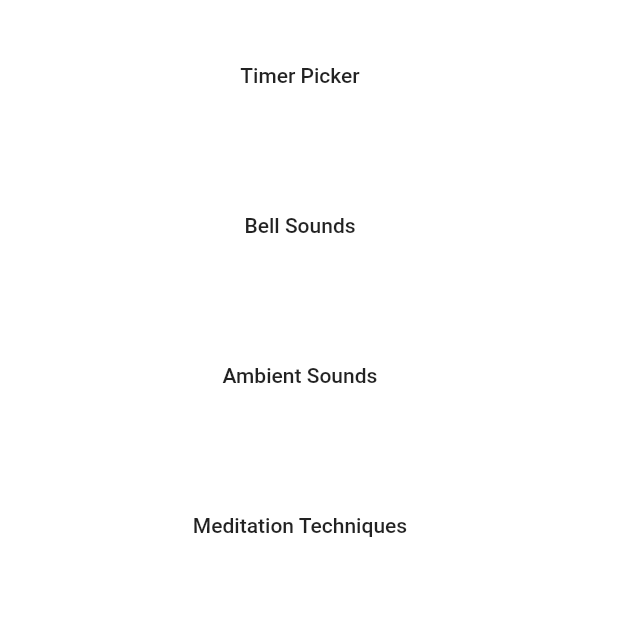
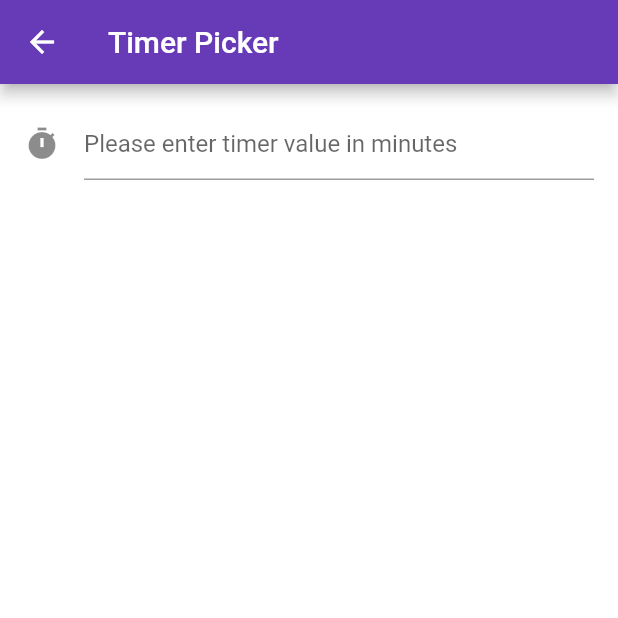
Before and after one commit to dscognitif/Sati_App, a Flutter app: the ThirdPage screen opened directly, after a tap on "Timer Picker", on a phone screen of 412 x 824 dp, the top half of it. Run offline on Flutter 3.47's test engine with Material 2 defaults, Android fonts, the phone set to English and light mode, and no system bars.

Commit message:
Text Field Implementation.

```diff
--- a/lib/widgets/FirstPage.dart
+++ b/lib/widgets/FirstPage.dart
@@ -19,7 +19,7 @@ String get timerString {
     super.initState();
     controller = AnimationController(
       vsync: this,
-      duration: Duration(minutes: 2),
+      duration: Duration(seconds: 2),
     );
   }
 
--- a/lib/widgets/ThirdPage.dart
+++ b/lib/widgets/ThirdPage.dart
@@ -1,21 +1,6 @@
 import 'package:flutter/material.dart';
 import 'package:flutter/cupertino.dart';
-
-// Where the settings page will be in the form of vertical buttons
-
-/* class TimerPicker extends StatelessWidget {
-  @override
-  Widget build(BuildContext context) {
-    return Scaffold(
-      body:Center(
-        child: CupertinoTimerPicker(
-          onTimerDurationChanged: (Duration value) {},
-        ),
-      ),
-    );
-  }
-} */
-
+import 'TimerPicker.dart';
 
 class ThirdPage extends StatelessWidget {
   @override
@@ -28,10 +13,12 @@ class ThirdPage extends StatelessWidget {
             minWidth: 400.0,
             height: 100.0,
             child: FlatButton(
-              onPressed: () {},
+              onPressed: () {
+                Navigator.push(context, TimerPickerPage());
+              },
               child: Text('Timer Picker'),
               color: Colors.white,
-              splashColor: Colors.lightBlue,
+              splashColor: Colors.deepPurpleAccent,
             ),
           ),
           ButtonTheme(
@@ -43,7 +30,7 @@ class ThirdPage extends StatelessWidget {
               },
               child: Text('Bell Sounds'),
               color: Colors.white,
-              splashColor: Colors.lightBlue,
+              splashColor: Colors.deepPurpleAccent,
             ),
           ),
           ButtonTheme(
@@ -55,7 +42,7 @@ class ThirdPage extends StatelessWidget {
               },
               child: Text('Ambient Sounds'),
               color: Colors.white,
-              splashColor: Colors.lightBlue,
+              splashColor: Colors.deepPurpleAccent,
             ),
           ),
           ButtonTheme(
@@ -67,7 +54,7 @@ class ThirdPage extends StatelessWidget {
               },
               child: const Text('Meditation Techniques'),
               color: Colors.white,
-              splashColor: Colors.lightBlue,
+              splashColor: Colors.deepPurpleAccent,
             ),
           ),
         ],
@@ -78,17 +65,34 @@ class ThirdPage extends StatelessWidget {
 
 // Implement the CupertinoTimerPicker which sets the duration of the Countdown Timer in main.dart
 
-/*
-class TimerPicker extends StatelessWidget {
-  return Scaffold(
-    Center(
-      CupertinoTimerPicker(
+/* class TimerPickerPage extends MaterialPageRoute<Null> {
+  TimerPickerPage()
+      : super(builder: (BuildContext context) {
+          return Scaffold(
+            appBar: AppBar(
+              title: Text("Timer Picker"),
+              backgroundColor: Colors.deepPurple,
+            ),
+            body: Container(
+              child: Center(
+                heightFactor: 10.0,
+                child: CupertinoTimerPicker(
+                  onTimerDurationChanged: (Duration value) {
+                   // If changed then the duration in the animated timer will change
+                  },
+                ),
+              ),
+            ),
+          );
+        });
+} */
 
-    ),
-    ),
-  );
+class TimerPickerPage extends MaterialPageRoute<Null> {
+  TimerPickerPage()
+      : super(builder: (BuildContext context) {
+          return TextFieldInput();
+        });
 }
-*/
 
 class BellSoundsPage extends MaterialPageRoute<Null> {
   BellSoundsPage()
@@ -138,7 +142,9 @@ class MeditationTechniquesPage extends MaterialPageRoute<Null> {
                           children: <Widget>[
                             FlatButton(
                               child: const Text('LEARN MORE'),
-                              onPressed: () {},
+                              onPressed: () {
+                                Navigator.push(context, MindfulnessMeditation());
+                              },
                             ),
                           ],
                         ),
@@ -200,6 +206,37 @@ class MeditationTechniquesPage extends MaterialPageRoute<Null> {
 
 // Pages within the Meditation Techniques that describe the Meditation Techniques
 
+
+class MindfulnessMeditation extends MaterialPageRoute<Null> {
+  MindfulnessMeditation()
+  : super(builder: (BuildContext context){
+    return Scaffold(
+      appBar: AppBar(
+        title: Text("Mindfulness Meditation"),
+        backgroundColor: Colors.deepPurple,
+      ),
+      body: Container(
+        padding: const EdgeInsets.all(15.0),
+        child: ListView(
+          children: <Widget>[
+            Text('Mindfulness meditation and Vipassana meditation are very similar and it takes a lot of inspiration from the Buddhist practise. Mindfulness meditation is a secular and therapeutic practise that is less connected with the teachings of Buddhism. In Vipassana, meditators operate within the framework of Buddhism while in Mindfulness meditation, practitioners do not need to operate in such a framework. It is one of the most popular forms of meditation and it is highly recommended to develop this practise if you are just starting out on meditation.'),
+            Text('                                                                                                           Steps:', style: TextStyle(fontWeight: FontWeight.bold), ),
+            Text('1. Sit comfortably, with your spine erect, either in a chair or cross-legged on a cushion.'),
+            Text('2. Close your eyes, take a few deep breaths, and feel the points of contact between your body and the chair or the floor. Notice the sensations associated with sitting—feelings of pressure, warmth, tingling, vibration, etc.'),
+            Text('3. Gradually become aware of the process of breathing. Pay attention to wherever you feel the breath most distinctly—either at your nostrils or in the rising and falling of your abdomen.'),
+            Text('4. Allow your attention to rest in the mere sensation of breathing. (You don’t have to control your breath. Just let it come and go naturally.'),
+            Text('5. Every time your mind wanders in thought, gently return it to the breath.'),
+            Text('6. As you focus on the process of breathing, you will also perceive sounds, bodily sensations, or emotions. Simply observe these phenomena as they appear in consciousness and then return to the breath.'),
+            Text('7. The moment you notice that you have been lost in thought, observe the present thought itself as an object of consciousness. Then return your attention to the breath—or to any sounds or sensations arising in the next moment.'),
+            Text('8. Continue in this way until you can merely witness all objects of consciousness—sights, sounds, sensations, emotions, even thoughts themselves—as they arise, change, and pass away.'),
+            Text('                                                                           Excerpt From: Sam Harris. “Waking Up: A Guide to Spirituality Without Religion”. '),
+          ],
+        ),
+      ),
+    );
+  });
+}
+
 class VipassanaMeditation extends MaterialPageRoute<Null> {
   VipassanaMeditation()
       : super(builder: (BuildContext context) {
@@ -209,13 +246,13 @@ class VipassanaMeditation extends MaterialPageRoute<Null> {
               backgroundColor: Colors.deepPurple,
             ),
             body: Container(
-               padding: const EdgeInsets.all(15.0),
+              padding: const EdgeInsets.all(15.0),
               child: ListView(
                 children: <Widget>[
                   Image.asset('assets/DharmaWheel.png'),
                   Text("Vipassana is the oldest of Buddhist meditation practices. The method comes directly from the Satipatthana Sutta [Foundations of Mindfulness], a discourse attributed to the Buddha himself. Vipassana means to see things as they really are or insight into the nature of existence; it is one of the most popular forms of meditation techniques as result of a growth in prominence in 20th century most notably by S.N Goenka and Joseph Goldstein. If you're just starting out on the practise of meditation, this is the go-to practise. "),
                   Text('                                                                                                           Steps:', style: TextStyle(fontWeight: FontWeight.bold),),
-                  Text('1. Sit down either on a chair or on a cushion. Make sure that the back is straight and erect yet relaxed. If on a cushion, sit in a cross legged posture. '),
+                  Text('1. Sit down either on a chair or on a cushion. Make sure that the back is straight and erect yet relaxed. If on a cushion, sit in a cross legged posture.'),
                   Text('2. Slowly close your eyes.'),
                   Text('3. Begin to be aware of the breath, by engaging in the practise of anapanasati (mindfulness of breathing). Focus all your attention, from moment to moment, to the movement of the breath.'),
                   Text('4. Begin to notice the rising and falling sensation of the abdomen. One can alternatively focus on the inhalation and exhalation of the nostrils.'),
--- /dev/null
+++ b/lib/widgets/TimerPicker.dart
@@ -0,0 +1,41 @@
+import 'package:flutter/material.dart';
+
+class TextFieldInput extends StatefulWidget {
+  @override
+  TextFieldInputState createState() => TextFieldInputState();
+}
+
+class TextFieldInputState extends State<TextFieldInput> {
+  TextEditingController timerController;
+
+  @override
+  void dispose() {
+    timerController.dispose();
+    super.dispose();
+  }
+
+ //  String
+
+
+  @override
+  Widget build(BuildContext context) {
+    return Scaffold(
+      appBar: AppBar(
+        title: Text("Timer Picker"),
+        backgroundColor: Colors.deepPurple,
+      ),
+      body: Padding(
+        padding: const EdgeInsets.all(16.0),
+        child: TextField(
+          keyboardType: TextInputType.number,
+          decoration: InputDecoration(
+            icon: Icon(Icons.timer),
+            hintText: "Please enter timer value in minutes"
+          ),
+          controller: timerController,
+          onSubmitted: (v) => timerController.text = v,
+        ),
+      ),
+    );
+  }
+}
```
